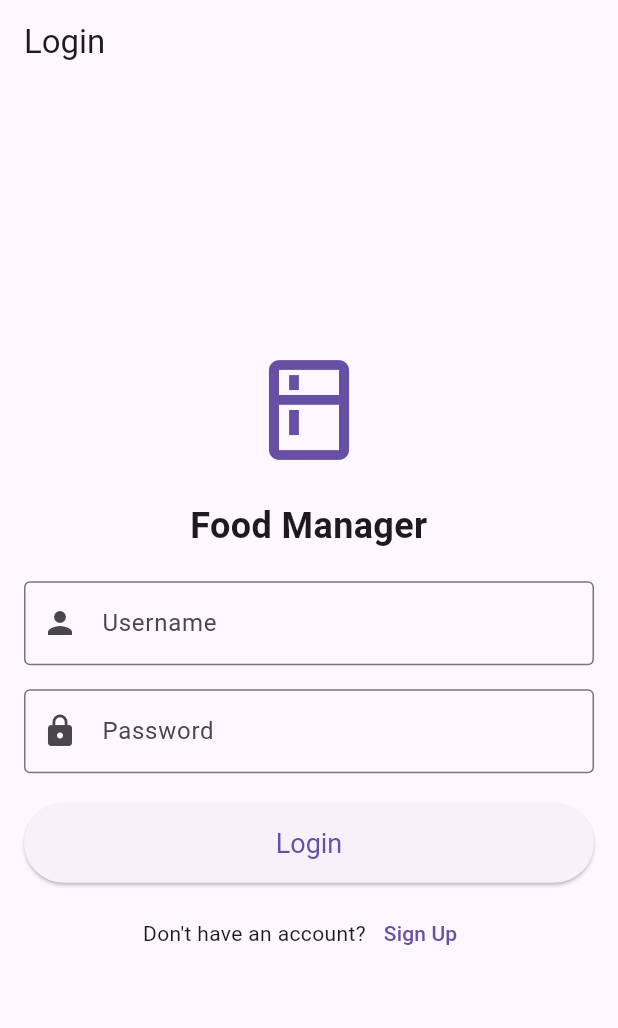
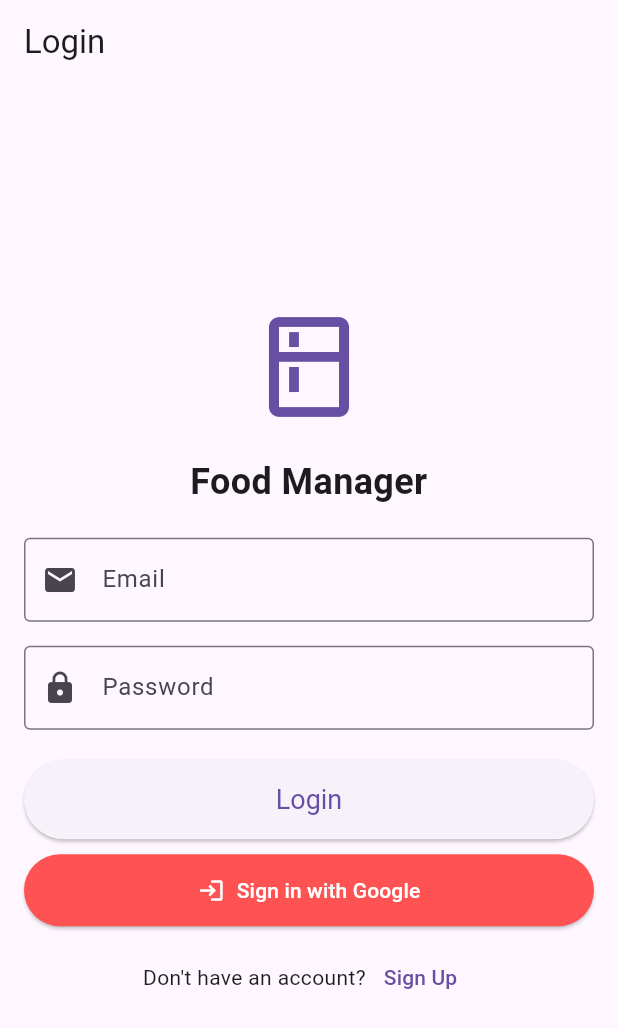
Before and after one commit to jbrun001/foodmanager, a Flutter app: the screen it shows after launch, on a phone screen of 412 x 824 dp. Shown: the top 1028 px of the screen. Run offline on Flutter 3.47's test engine with Material 3 defaults, Android fonts, the light colour scheme and no system bars; our stand-ins replace cached_network_image, cloud_firestore, firebase_auth, firebase_core, go_router, google_sign_in and 1 more; accounts and stored records are empty; generated files the repository leaves out were written again.

Commit message:
Issue #17 & Issue #18 username password authentication with firebase auth basic sign up screen which creates \User\{userId} but nothing else

```diff
--- a/lib/main.dart
+++ b/lib/main.dart
@@ -8,6 +8,7 @@ import 'screens/ingredientsearch_screen.dart';
 import 'screens/previewleftovers_screen.dart';
 import 'screens/food_waste_log.dart';
 import 'screens/pocfirebase_screen.dart';
+import 'screens/signup_screen.dart';
 import 'package:firebase_core/firebase_core.dart';
 import 'firebase_options.dart'; // needed to support cross platform
 import 'services/firebase_service.dart'; // all the database interaction
@@ -81,6 +82,10 @@ GoRouter _router(FirebaseService firebaseService) {
         builder: (context, state) =>
             POCFirebaseScreen(firebaseService: firebaseService),
       ),
+      GoRoute(
+          path: '/signup',
+          builder: (context, state) =>
+              SignupScreen(firebaseService: firebaseService)),
     ],
   );
 }
--- a/lib/screens/login_screen.dart
+++ b/lib/screens/login_screen.dart
@@ -2,18 +2,62 @@ import 'package:flutter/material.dart';
 import 'package:go_router/go_router.dart';
 import '../services/firebase_service.dart';
 
-class LoginScreen extends StatelessWidget {
-  final TextEditingController usernameController = TextEditingController();
-  final TextEditingController passwordController = TextEditingController();
+class LoginScreen extends StatefulWidget {
   final FirebaseService firebaseService;
   LoginScreen({required this.firebaseService});
 
   @override
+  _LoginScreenState createState() => _LoginScreenState();
+}
+
+class _LoginScreenState extends State<LoginScreen> {
+  final TextEditingController emailController = TextEditingController();
+  final TextEditingController passwordController = TextEditingController();
+  bool isLoading = false;
+
+  void _loginWithEmail() async {
+    setState(() => isLoading = true);
+    print("Attempting to log in with email: ${emailController.text}");
+
+    var user = await widget.firebaseService.signInWithEmail(
+      emailController.text,
+      passwordController.text,
+    );
+    setState(() => isLoading = false);
+
+    if (user != null) {
+      print("Login successful! Redirecting to recipes screen.");
+      context.go('/recipes');
+    } else {
+      print("Login failed.");
+      ScaffoldMessenger.of(context).showSnackBar(
+        SnackBar(content: Text('Invalid credentials. Try again.')),
+      );
+    }
+  }
+
+  void _loginWithGoogle() async {
+    setState(() => isLoading = true);
+    print("Attempting Google Sign-In");
+
+    var user = await widget.firebaseService.signInWithGoogle();
+    setState(() => isLoading = false);
+
+    if (user != null) {
+      print("Google Login successful! Redirecting to recipes screen.");
+      context.go('/recipes');
+    } else {
+      print("Google Login failed.");
+      ScaffoldMessenger.of(context).showSnackBar(
+        SnackBar(content: Text('Google login failed. Try again.')),
+      );
+    }
+  }
+
+  @override
   Widget build(BuildContext context) {
     return Scaffold(
-      appBar: AppBar(
-        title: Text('Login'),
-      ),
+      appBar: AppBar(title: Text('Login')),
       body: Padding(
         padding: const EdgeInsets.all(16.0),
         child: Column(
@@ -22,7 +66,6 @@ class LoginScreen extends StatelessWidget {
           children: [
             Center(
               child: Icon(
-                // logo
                 Icons.kitchen_outlined,
                 size: 80,
                 color: Theme.of(context).primaryColor,
@@ -32,20 +75,17 @@ class LoginScreen extends StatelessWidget {
             Text(
               'Food Manager',
               textAlign: TextAlign.center,
-              style: TextStyle(
-                fontSize: 24,
-                fontWeight: FontWeight.bold,
-              ),
+              style: TextStyle(fontSize: 24, fontWeight: FontWeight.bold),
             ),
             SizedBox(height: 20),
 
-            // Username TextField
+            // Email TextField
             TextField(
-              controller: usernameController,
+              controller: emailController,
               decoration: InputDecoration(
-                labelText: 'Username',
+                labelText: 'Email',
                 border: OutlineInputBorder(),
-                prefixIcon: Icon(Icons.person),
+                prefixIcon: Icon(Icons.email),
               ),
             ),
             SizedBox(height: 16),
@@ -64,30 +104,38 @@ class LoginScreen extends StatelessWidget {
 
             // Login Button
             ElevatedButton(
-              onPressed: () {
-                // For now, navigate to the planner screen
-                context.go('/recipes');
-              },
-              child: Text('Login'),
+              onPressed: _loginWithEmail,
+              child: isLoading ? CircularProgressIndicator() : Text('Login'),
               style: ElevatedButton.styleFrom(
                 padding: EdgeInsets.symmetric(vertical: 16),
                 textStyle: TextStyle(fontSize: 18),
               ),
             ),
+            SizedBox(height: 10),
+
+            // Google Login Button
+            ElevatedButton.icon(
+              onPressed: _loginWithGoogle,
+              icon: Icon(Icons.login),
+              label: Text('Sign in with Google'),
+              style: ElevatedButton.styleFrom(
+                padding: EdgeInsets.symmetric(vertical: 14),
+                backgroundColor: Colors.redAccent,
+                foregroundColor: Colors.white,
+              ),
+            ),
 
             SizedBox(height: 10),
 
-            // Signup Option
+            // Sign Up Option
             Row(
               mainAxisAlignment: MainAxisAlignment.center,
               children: [
                 Text("Don't have an account?"),
                 TextButton(
                   onPressed: () {
-                    // Navigate to a signup screen
-                    ScaffoldMessenger.of(context).showSnackBar(
-                      SnackBar(content: Text('Signup not implemented yet!')),
-                    );
+                    print("Navigating to Sign-Up screen.");
+                    context.go('/signup'); // Navigate to Sign-Up
                   },
                   child: Text('Sign Up'),
                 ),
--- a/lib/screens/pocfirebase_screen.dart
+++ b/lib/screens/pocfirebase_screen.dart
@@ -432,7 +432,7 @@ class _POCFirebaseScreenState extends State<POCFirebaseScreen> {
       }
 
       // create user with test data
-      await widget.firebaseService.createUser(
+      await widget.firebaseService.createUserPOC(
         userId: userId,
         firebaseId: "firebase_test_id",
         passwordHash: "test_hashed_password",
--- a/pubspec.yaml
+++ b/pubspec.yaml
@@ -35,7 +35,7 @@ dependencies:
   # Use with the CupertinoIcons class for iOS style icons.
   cupertino_icons: ^1.0.8
   firebase_core: ^3.10.1
-  firebase_auth: ^5.4.1
+  firebase_auth: ^5.5.0
   cloud_firestore: ^5.5.1
   firebase_storage: ^12.4.1
   provider: ^6.1.2
@@ -44,6 +44,7 @@ dependencies:
   intl: ^0.20.1
   cached_network_image: ^3.4.1
   shimmer: ^3.0.0
+  google_sign_in: ^6.2.2
 
 dev_dependencies:
   flutter_test:
```
Also changed, not shown: lib/screens/signup_screen.dart (added, +100 -0 lines), lib/services/firebase_service.dart (+97 -1 lines), documentation/media/foodmanagerlogo.png (added), pubspec.lock, 1 other file.
